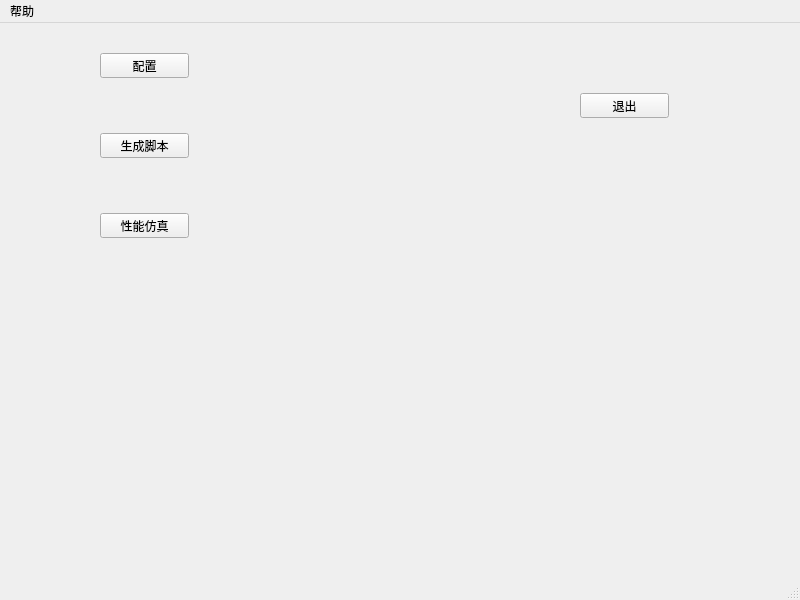
This is src/guide_software/mainpage.ui in creeper12356/guide_software as Qt 5 draws it before an edit. The edited form follows.
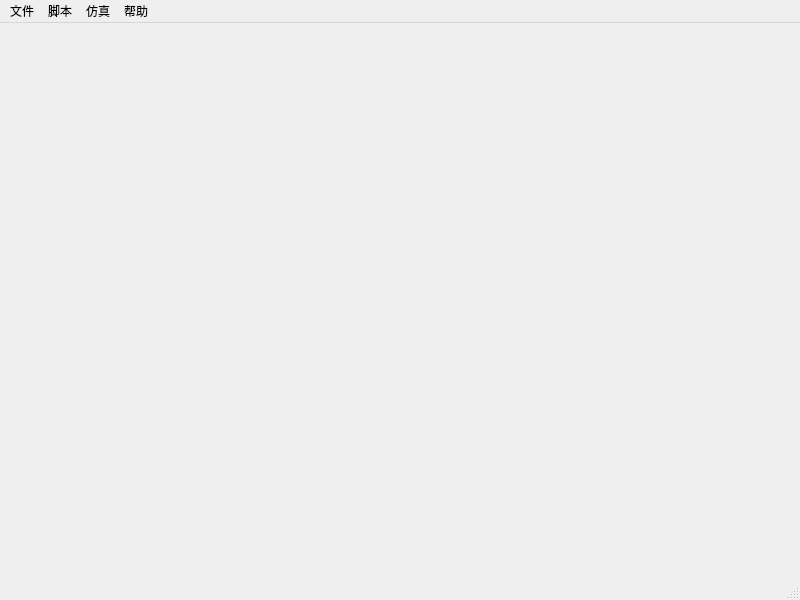
This is the edited form. Icons and pictures are not drawn.

What changed in the file:
```diff
--- a/src/guide_software/mainpage.ui
+++ b/src/guide_software/mainpage.ui
@@ -13,60 +13,10 @@
   <property name="windowTitle">
    <string>MainWindow</string>
   </property>
-  <widget class="QWidget" name="centralwidget">
-   <widget class="QPushButton" name="exit_button">
-    <property name="geometry">
-     <rect>
-      <x>580</x>
-      <y>70</y>
-      <width>89</width>
-      <height>25</height>
-     </rect>
-    </property>
-    <property name="text">
-     <string>退出</string>
-    </property>
-   </widget>
-   <widget class="QPushButton" name="conf_button">
-    <property name="geometry">
-     <rect>
-      <x>100</x>
-      <y>30</y>
-      <width>89</width>
-      <height>25</height>
-     </rect>
-    </property>
-    <property name="text">
-     <string>配置</string>
-    </property>
-   </widget>
-   <widget class="QPushButton" name="gen_button">
-    <property name="geometry">
-     <rect>
-      <x>100</x>
-      <y>110</y>
-      <width>89</width>
-      <height>25</height>
-     </rect>
-    </property>
-    <property name="text">
-     <string>生成脚本</string>
-    </property>
-   </widget>
-   <widget class="QPushButton" name="sim_button">
-    <property name="geometry">
-     <rect>
-      <x>100</x>
-      <y>190</y>
-      <width>89</width>
-      <height>25</height>
-     </rect>
-    </property>
-    <property name="text">
-     <string>性能仿真</string>
-    </property>
-   </widget>
-  </widget>
+  <property name="toolButtonStyle">
+   <enum>Qt::ToolButtonIconOnly</enum>
+  </property>
+  <widget class="QWidget" name="centralwidget"/>
   <widget class="QMenuBar" name="menubar">
    <property name="geometry">
     <rect>
@@ -76,12 +26,43 @@
      <height>28</height>
     </rect>
    </property>
+   <property name="layoutDirection">
+    <enum>Qt::LeftToRight</enum>
+   </property>
+   <property name="defaultUp">
+    <bool>false</bool>
+   </property>
    <widget class="QMenu" name="menu">
     <property name="title">
      <string>帮助</string>
     </property>
     <addaction name="action"/>
    </widget>
+   <widget class="QMenu" name="menu_2">
+    <property name="title">
+     <string>仿真</string>
+    </property>
+    <addaction name="action_sim"/>
+    <addaction name="action_3"/>
+    <addaction name="action_4"/>
+   </widget>
+   <widget class="QMenu" name="menu_3">
+    <property name="title">
+     <string>脚本</string>
+    </property>
+    <addaction name="action_conf"/>
+    <addaction name="action_clean"/>
+    <addaction name="action_gen"/>
+   </widget>
+   <widget class="QMenu" name="menu_4">
+    <property name="title">
+     <string>文件</string>
+    </property>
+    <addaction name="action_exit"/>
+   </widget>
+   <addaction name="menu_4"/>
+   <addaction name="menu_3"/>
+   <addaction name="menu_2"/>
    <addaction name="menu"/>
   </widget>
   <widget class="QStatusBar" name="statusbar"/>
```
Left out of the diff: 74 changed lines with no effect on the pictures.
